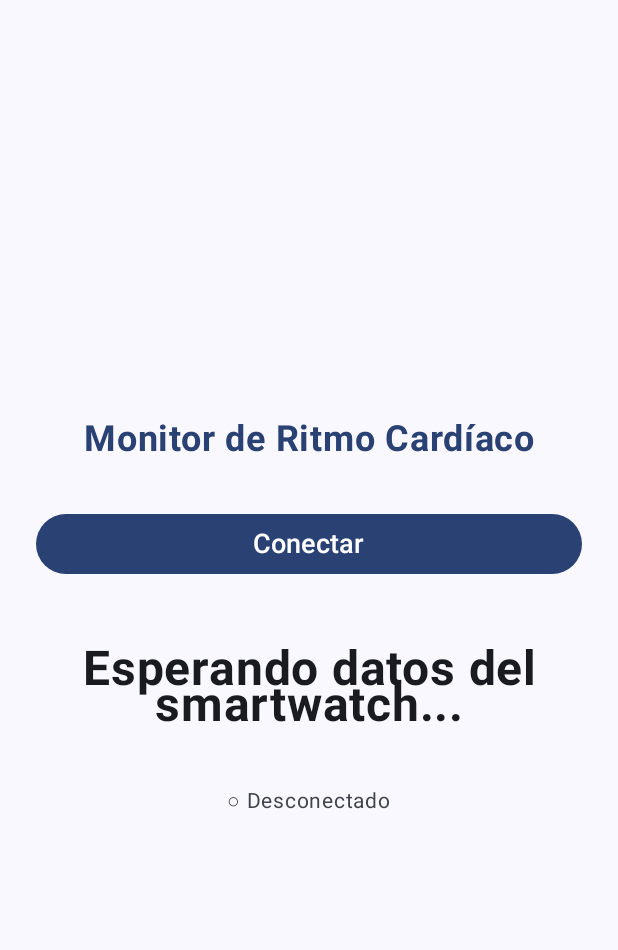
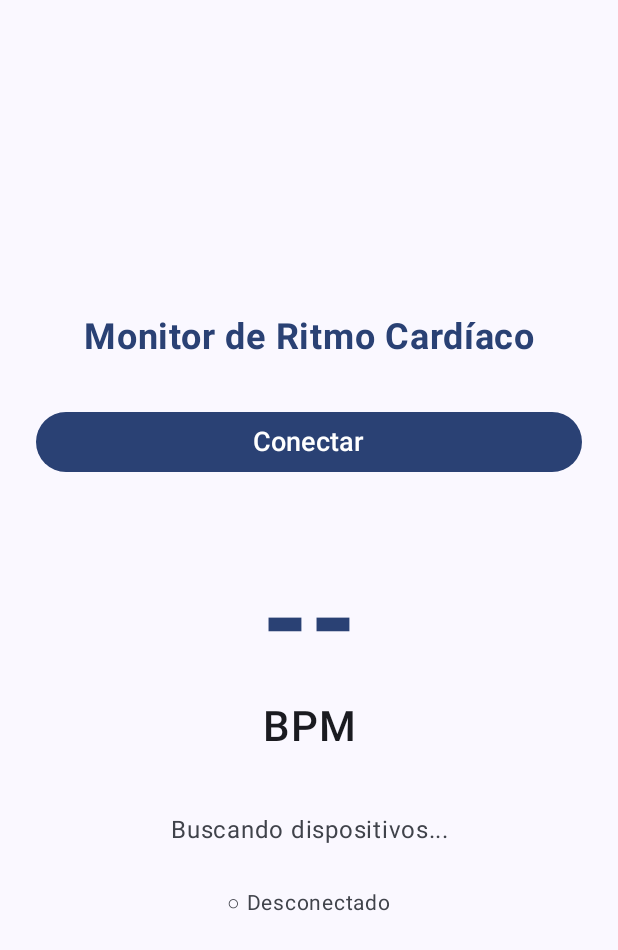
Before and after one commit to RoxJacker/extra, an Android app built with Jetpack Compose: the screen it shows after launch (MainActivity), after a tap on "Conectar", on a phone screen of 412 x 824 dp. Shown: the top 950 px of the screen. Run offline under Robolectric (Android 15) with nearby library versions, the phone set to English and light mode, and no system bars; 6 statements that could not run were skipped.

```diff
--- a/phone/src/main/java/com/rox/extra/MainActivity.kt
+++ b/phone/src/main/java/com/rox/extra/MainActivity.kt
@@ -1,12 +1,14 @@
 package com.rox.extra
 
 import android.content.Context
+import android.content.pm.PackageManager
 import android.net.Uri
 import android.os.Bundle
 import android.util.Log
 import androidx.activity.ComponentActivity
 import androidx.activity.compose.setContent
 import androidx.activity.enableEdgeToEdge
+import androidx.activity.result.contract.ActivityResultContracts
 import androidx.compose.foundation.layout.Arrangement
 import androidx.compose.foundation.layout.Column
 import androidx.compose.foundation.layout.fillMaxSize
@@ -17,6 +19,7 @@ import androidx.compose.material3.MaterialTheme
 import androidx.compose.material3.Scaffold
 import androidx.compose.material3.Text
 import androidx.compose.runtime.Composable
+import androidx.compose.runtime.mutableStateOf
 import androidx.compose.ui.Alignment
 import androidx.compose.ui.Modifier
 import androidx.compose.ui.text.font.FontWeight
@@ -24,6 +27,7 @@ import androidx.compose.ui.text.style.TextAlign
 import androidx.compose.ui.tooling.preview.Preview
 import androidx.compose.ui.unit.dp
 import androidx.compose.ui.unit.sp
+import androidx.core.content.ContextCompat
 import com.rox.extra.ui.theme.ExtraTheme
 import com.google.android.gms.tasks.Tasks
 import com.google.android.gms.wearable.CapabilityClient
@@ -35,7 +39,6 @@ import com.google.android.gms.wearable.MessageEvent
 import com.google.android.gms.wearable.Wearable
 import kotlinx.coroutines.*
 import java.nio.charset.StandardCharsets
-import androidx.compose.runtime.mutableStateOf
 
 class MainActivity : ComponentActivity(),
     CoroutineScope by MainScope(),
@@ -43,15 +46,28 @@ class MainActivity : ComponentActivity(),
     MessageClient.OnMessageReceivedListener,
     CapabilityClient.OnCapabilityChangedListener {
 
-    var activityContext: Context?=null
+    var activityContext: Context? = null
 
-    // Estado para mostrar los datos recibidos
     private var receivedMessage = mutableStateOf("Esperando datos del smartwatch...")
     private var isConnected = mutableStateOf(false)
+    private var heartRateValue = mutableStateOf("--")
+
+    private val requestBluetoothPermissions = registerForActivityResult(
+        ActivityResultContracts.RequestMultiplePermissions()
+    ) { permissions ->
+        val allGranted = permissions.entries.all { it.value }
+        if (allGranted) {
+            Log.d("Permissions", "Todos los permisos de Bluetooth otorgados")
+            getNodes(this)
+        } else {
+            Log.w("Permissions", "Algunos permisos fueron denegados")
+            receivedMessage.value = "Se requieren permisos de Bluetooth"
+        }
+    }
 
     override fun onCreate(savedInstanceState: Bundle?) {
         super.onCreate(savedInstanceState)
-        activityContext=this
+        activityContext = this
 
         enableEdgeToEdge()
         setContent {
@@ -60,33 +76,71 @@ class MainActivity : ComponentActivity(),
                     PhoneScreen(
                         receivedMessage = receivedMessage.value,
                         isConnected = isConnected.value,
-                        onConnect = { getNodes(this) },
+                        heartRate = heartRateValue.value,
+                        onConnect = { checkPermissionsAndConnect() },
                         modifier = Modifier.padding(innerPadding)
                     )
                 }
             }
         }
     }
+
+    private fun checkPermissionsAndConnect() {
+        if (android.os.Build.VERSION.SDK_INT >= android.os.Build.VERSION_CODES.S) {
+            val bluetoothConnectGranted = ContextCompat.checkSelfPermission(
+                this,
+                android.Manifest.permission.BLUETOOTH_CONNECT
+            ) == PackageManager.PERMISSION_GRANTED
+
+            val bluetoothScanGranted = ContextCompat.checkSelfPermission(
+                this,
+                android.Manifest.permission.BLUETOOTH_SCAN
+            ) == PackageManager.PERMISSION_GRANTED
+
+            if (!bluetoothConnectGranted || !bluetoothScanGranted) {
+                requestBluetoothPermissions.launch(
+                    arrayOf(
+                        android.Manifest.permission.BLUETOOTH_CONNECT,
+                        android.Manifest.permission.BLUETOOTH_SCAN
+                    )
+                )
+            } else {
+                getNodes(this)
+            }
+        } else {
+            getNodes(this)
+        }
+    }
+
     private fun getNodes(context: Context) {
+        receivedMessage.value = "Buscando dispositivos..."
         launch(Dispatchers.Default) {
+            try {
+                delay(500)
                 val nodeList = Wearable.getNodeClient(context).connectedNodes
-            try {
                 val nodes = Tasks.await(nodeList)
+
+                withContext(Dispatchers.Main) {
                     if (nodes.isNotEmpty()) {
                         for (node in nodes) {
-                        Log.d("NODO", node.toString())
-                        Log.d("NODO", "El id del nodo es: ${node.id}")
+                            Log.d("NODO", "Nodo conectado: ${node.displayName}")
+                            Log.d("NODO", "ID del nodo: ${node.id}")
                         }
                         isConnected.value = true
-                    receivedMessage.value = "Conectado con ${nodes.size} dispositivo(s)"
+                        receivedMessage.value = "Conectado - Esperando datos..."
                     } else {
                         isConnected.value = false
-                    receivedMessage.value = "No se encontraron dispositivos conectados"
+                        receivedMessage.value = "No se encontraron dispositivos"
+                        heartRateValue.value = "--"
+                    }
                 }
             } catch (exception: Exception) {
-                Log.d("Error al obtener nodos", exception.toString())
+                Log.e("Error al obtener nodos", exception.toString())
+                withContext(Dispatchers.Main) {
                     isConnected.value = false
-                receivedMessage.value = "Error al conectar: ${exception.message}"
+                    receivedMessage.value = "Error al conectar"
+                    heartRateValue.value = "--"
+                }
             }
         }
     }
@@ -94,43 +148,49 @@ class MainActivity : ComponentActivity(),
     override fun onPause() {
         super.onPause()
         try {
-            Wearable.getDataClient(activityContext!!).removeListener (this)
-            Wearable.getMessageClient(activityContext!!).removeListener (this)
-            Wearable.getCapabilityClient(activityContext!!).removeListener (this)
-        }catch (e: Exception){
-            Log.d("onPause", e.toString())
+            Wearable.getDataClient(activityContext!!).removeListener(this)
+            Wearable.getMessageClient(activityContext!!).removeListener(this)
+            Wearable.getCapabilityClient(activityContext!!).removeListener(this)
+        } catch (e: Exception) {
+            Log.e("onPause", e.toString())
         }
     }
 
     override fun onResume() {
         super.onResume()
         try {
-            Wearable.getDataClient(activityContext!!).addListener (this)
-            Wearable.getMessageClient(activityContext!!).addListener (this)
+            Wearable.getDataClient(activityContext!!).addListener(this)
+            Wearable.getMessageClient(activityContext!!).addListener(this)
             Wearable.getCapabilityClient(activityContext!!)
-                .addListener (this, Uri.parse("wear://"), CapabilityClient.FILTER_REACHABLE)
-        }catch (e: Exception){
-            Log.d("onResume", e.toString())
+                .addListener(this, Uri.parse("wear://"), CapabilityClient.FILTER_REACHABLE)
+        } catch (e: Exception) {
+            Log.e("onResume", e.toString())
         }
     }
 
     override fun onDataChanged(p0: DataEventBuffer) {
-
+        // No utilizado
     }
 
     override fun onMessageReceived(ME: MessageEvent) {
         Log.d("onMessageReceived", ME.toString())
-        Log.d("onMessageReceived", "nodo ${ME.sourceNodeId}")
-        Log.d("onMessageReceived", "Payload: ${ME.path}")
-        val message= String(ME.data, StandardCharsets.UTF_8)
-        Log.d("onMessageReceived", "Mensaje: ${message}")
+        Log.d("onMessageReceived", "Nodo: ${ME.sourceNodeId}")
+        Log.d("onMessageReceived", "Path: ${ME.path}")
 
-        // Actualizar la UI con el mensaje recibido
-        receivedMessage.value = "Último dato recibido:\n$message"
+        val message = String(ME.data, StandardCharsets.UTF_8)
+        Log.d("onMessageReceived", "Mensaje: $message")
+
+        launch(Dispatchers.Main) {
+            receivedMessage.value = "Datos recibidos correctamente"
+            // Extraer valor numérico de "BPM:75"
+            if (message.startsWith("BPM:")) {
+                heartRateValue.value = message.substringAfter("BPM:")
+            }
+        }
     }
 
     override fun onCapabilityChanged(p0: CapabilityInfo) {
-
+        // No utilizado
     }
 }
 
@@ -138,6 +198,7 @@ class MainActivity : ComponentActivity(),
 fun PhoneScreen(
     receivedMessage: String,
     isConnected: Boolean,
+    heartRate: String,
     onConnect: () -> Unit,
     modifier: Modifier = Modifier
 ) {
@@ -148,7 +209,6 @@ fun PhoneScreen(
         horizontalAlignment = Alignment.CenterHorizontally,
         verticalArrangement = Arrangement.Center
     ) {
-        // Título
         Text(
             text = "Monitor de Ritmo Cardíaco",
             fontSize = 24.sp,
@@ -158,12 +218,11 @@ fun PhoneScreen(
             modifier = Modifier.padding(bottom = 32.dp)
         )
 
-        // Botón Conectar
         Button(
             onClick = onConnect,
             modifier = Modifier
                 .fillMaxWidth()
-                .padding(bottom = 24.dp)
+                .padding(bottom = 40.dp)
         ) {
             Text(
                 text = if (isConnected) "Reconectar" else "Conectar",
@@ -171,22 +230,35 @@ fun PhoneScreen(
             )
         }
 
-        // TextView para mostrar datos recibidos
+        // TextView principal - muestra el valor BPM
+        Text(
+            text = heartRate,
+            fontSize = 80.sp,
+            fontWeight = FontWeight.Bold,
+            color = MaterialTheme.colorScheme.primary,
+            textAlign = TextAlign.Center,
+            modifier = Modifier.padding(vertical = 8.dp)
+        )
+
+        Text(
+            text = "BPM",
+            fontSize = 28.sp,
+            fontWeight = FontWeight.Medium,
+            color = MaterialTheme.colorScheme.onBackground,
+            textAlign = TextAlign.Center,
+            modifier = Modifier.padding(bottom = 40.dp)
+        )
+
+        // Mensaje de estado
         Text(
             text = receivedMessage,
-            fontSize = 32.sp,
-            fontWeight = FontWeight.Bold,
-            color = if (receivedMessage.contains("BPM:"))
-                MaterialTheme.colorScheme.primary
-            else
-                MaterialTheme.colorScheme.onBackground,
+            fontSize = 16.sp,
+            color = MaterialTheme.colorScheme.onSurfaceVariant,
             textAlign = TextAlign.Center,
-            modifier = Modifier
-                .fillMaxWidth()
-                .padding(16.dp)
+            modifier = Modifier.padding(bottom = 16.dp)
         )
 
-        // Estado de conexión
+        // Indicador de conexión
         Text(
             text = if (isConnected) "● Conectado" else "○ Desconectado",
             fontSize = 14.sp,
@@ -194,7 +266,7 @@ fun PhoneScreen(
                 MaterialTheme.colorScheme.primary
             else
                 MaterialTheme.colorScheme.onSurfaceVariant,
-            modifier = Modifier.padding(top = 16.dp)
+            modifier = Modifier.padding(top = 8.dp)
         )
     }
 }
@@ -204,8 +276,9 @@ fun PhoneScreen(
 fun PhoneScreenPreview() {
     ExtraTheme {
         PhoneScreen(
-            receivedMessage = "Último dato recibido:\nBPM:75",
+            receivedMessage = "Datos recibidos correctamente",
             isConnected = true,
+            heartRate = "75",
             onConnect = {}
         )
     }
```
Also changed, not shown: app/src/main/AndroidManifest.xml (+5 -6 lines), app/src/main/java/com/rox/extra/presentation/MainActivity.kt (+102 -73 lines), phone/src/main/AndroidManifest.xml (+7 -2 lines). Lines whose indentation alone changed are shown as unchanged.
